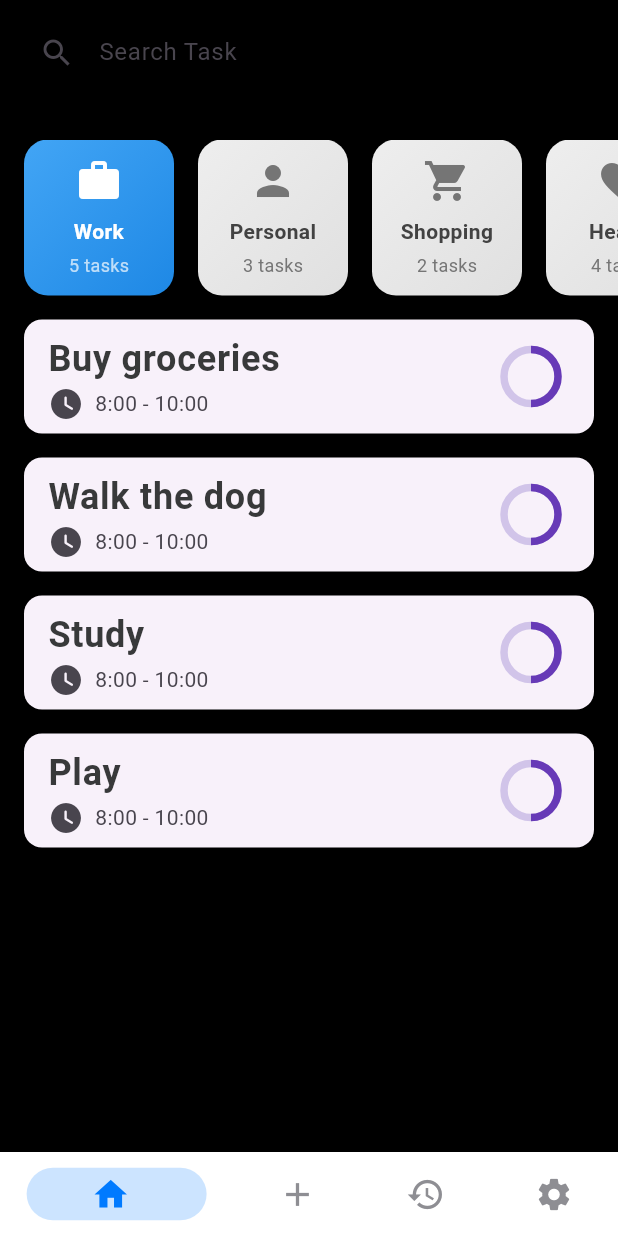
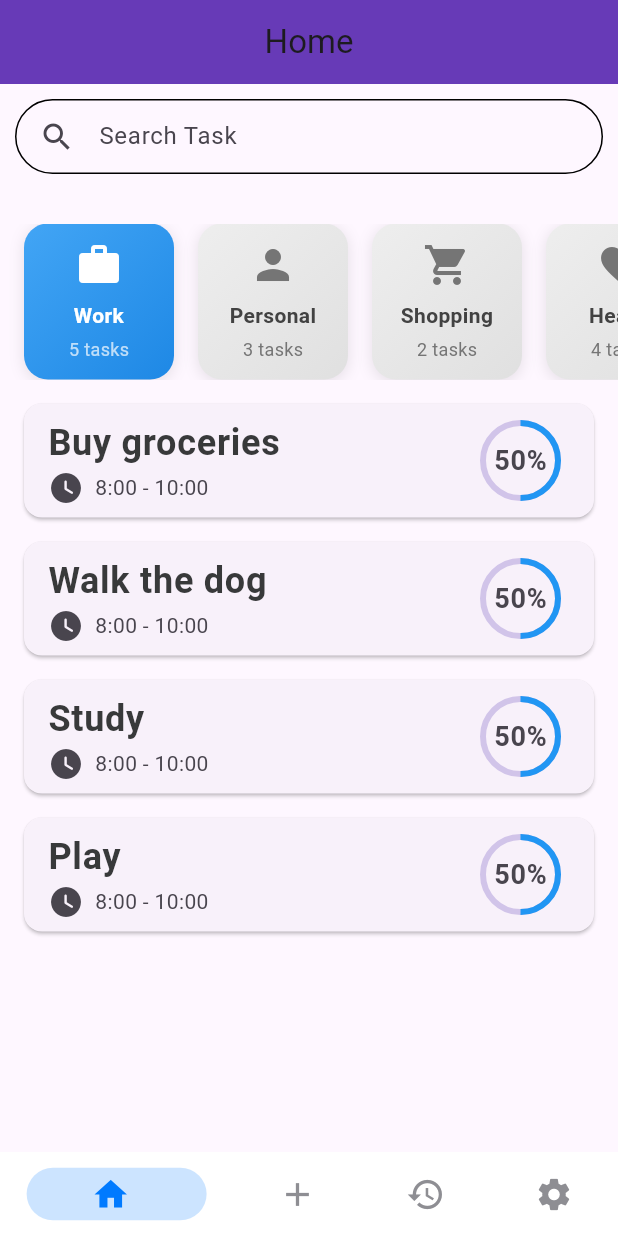
Before and after one commit to moablex/do_it, a Flutter app: the screen it shows after launch, on a phone screen of 412 x 824 dp. Run offline on Flutter 3.47's test engine with Material 3 defaults, Android fonts, the phone set to English and light mode, and no system bars; drawn by our look-alikes of persistent_bottom_nav_bar.

Commit message:
Ref: Home page improve UI

```diff
--- a/lib/features/todo/presentation/screens/home_screen.dart
+++ b/lib/features/todo/presentation/screens/home_screen.dart
@@ -8,7 +8,12 @@ class HomeScreen extends StatelessWidget {
 
   @override
   Widget build(BuildContext context) {
-    return Column(
+    return Scaffold(
+      appBar: AppBar(
+        backgroundColor: Colors.deepPurple,
+        title: Center(child: Text('Home')),
+      ),
+      body: Column(
         mainAxisAlignment: MainAxisAlignment.start,
         children: [
           SearchTask(),
@@ -35,6 +40,7 @@ class HomeScreen extends StatelessWidget {
           ),
           TaskList(),
         ],
+      ),
     );
   }
 }
--- a/lib/features/todo/presentation/widgets/task_list.dart
+++ b/lib/features/todo/presentation/widgets/task_list.dart
@@ -45,8 +45,8 @@ class Task {
 
 class TaskTile extends StatelessWidget {
   ProgressIndicator indicator = new CircularProgressIndicator(
-    strokeWidth: 5.0,
-    color: Colors.deepPurple,
+    strokeWidth: 4.0,
+    color: Colors.blue,
     backgroundColor: Colors.deepPurple.shade100,
     value: 0.5,
   );
@@ -69,7 +69,16 @@ class TaskTile extends StatelessWidget {
         subtitle: Row(
           children: [Icon(Icons.watch_later_rounded), Text('  8:00 - 10:00')],
         ),
-        trailing: indicator,
+        trailing: Stack(
+          alignment: Alignment.center,
+          children: [
+            SizedBox(height: 50, width: 50, child: indicator),
+            Text(
+              "50%",
+              style: TextStyle(fontSize: 18, fontWeight: FontWeight.bold),
+            ),
+          ],
+        ),
       ),
     );
   }
--- a/lib/main.dart
+++ b/lib/main.dart
@@ -36,13 +36,9 @@ class _MyHomePageState extends State<MyHomePage> {
   @override
   Widget build(BuildContext context) {
     return Scaffold(
-      appBar: AppBar(
-        backgroundColor: Theme.of(context).colorScheme.inversePrimary,
-
-        title: Text(widget.title),
-      ),
       bottomNavigationBar: TodoBottomNavBar(),
-      body: Center(child: const HomeScreen()),
+      //body: Center(child: Text("data")),
+      // body: SafeArea(child: const HomeScreen()),
       // This trailing comma makes auto-formatting nicer for build methods.
     );
   }
```
Also changed, not shown: lib/features/todo/presentation/screens/task_detail.dart (added). Lines whose indentation alone changed are shown as unchanged.
